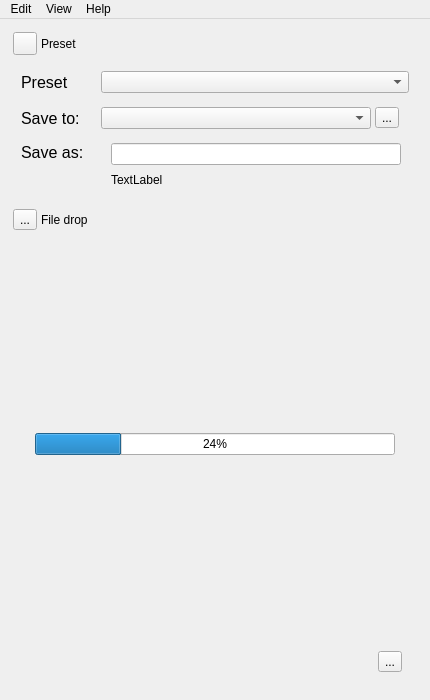
First picture: the form in automator.ui, repository mikaelsundell/automator, before the edit.
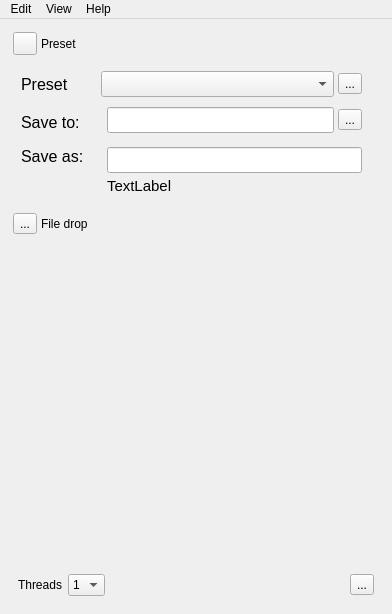
Second picture: the form after the edit. Icons and pictures are not drawn. Custom widgets are drawn as their Qt base class.

Patch:
```diff
--- a/automator.ui
+++ b/automator.ui
@@ -6,8 +6,8 @@
    <rect>
     <x>0</x>
     <y>0</y>
-    <width>430</width>
-    <height>700</height>
+    <width>392</width>
+    <height>614</height>
    </rect>
   </property>
   <property name="sizePolicy">
@@ -129,6 +129,9 @@
          <property name="topMargin">
           <number>0</number>
          </property>
+         <property name="verticalSpacing">
+          <number>0</number>
+         </property>
          <item row="0" column="0">
           <widget class="QLabel" name="label_2">
            <property name="minimumSize">
@@ -160,22 +163,33 @@
              <number>2</number>
             </property>
             <property name="leftMargin">
-             <number>10</number>
+             <number>6</number>
             </property>
             <property name="topMargin">
              <number>0</number>
             </property>
             <property name="rightMargin">
-             <number>8</number>
+             <number>9</number>
             </property>
             <property name="bottomMargin">
              <number>0</number>
             </property>
             <item>
-             <widget class="QLineEdit" name="saveas"/>
+             <widget class="QLineEdit" name="saveas">
+              <property name="font">
+               <font>
+                <pointsize>11</pointsize>
+               </font>
+              </property>
+             </widget>
             </item>
             <item>
              <widget class="QLabel" name="filename">
+              <property name="font">
+               <font>
+                <pointsize>11</pointsize>
+               </font>
+              </property>
               <property name="text">
                <string>TextLabel</string>
               </property>
@@ -209,24 +223,26 @@
              <number>0</number>
             </property>
             <property name="leftMargin">
-             <number>0</number>
+             <number>6</number>
             </property>
             <property name="topMargin">
              <number>0</number>
             </property>
             <property name="rightMargin">
-             <number>10</number>
+             <number>9</number>
             </property>
             <property name="bottomMargin">
-             <number>0</number>
+             <number>4</number>
             </property>
             <item>
-             <widget class="QComboBox" name="saveto">
-              <property name="sizePolicy">
-               <sizepolicy hsizetype="Expanding" vsizetype="Fixed">
-                <horstretch>0</horstretch>
-                <verstretch>0</verstretch>
-               </sizepolicy>
+             <widget class="QLineEdit" name="saveto">
+              <property name="font">
+               <font>
+                <pointsize>11</pointsize>
+               </font>
+              </property>
+              <property name="readOnly">
+               <bool>true</bool>
               </property>
              </widget>
             </item>
@@ -269,13 +285,42 @@
              <number>0</number>
             </property>
             <property name="rightMargin">
-             <number>0</number>
+             <number>9</number>
             </property>
             <property name="bottomMargin">
              <number>0</number>
             </property>
             <item>
-             <widget class="QComboBox" name="preset"/>
+             <widget class="QComboBox" name="preset">
+              <property name="font">
+               <font>
+                <pointsize>11</pointsize>
+               </font>
+              </property>
+             </widget>
+            </item>
+            <item>
+             <spacer name="horizontalSpacer_3">
+              <property name="orientation">
+               <enum>Qt::Horizontal</enum>
+              </property>
+              <property name="sizeType">
+               <enum>QSizePolicy::Fixed</enum>
+              </property>
+              <property name="sizeHint" stdset="0">
+               <size>
+                <width>4</width>
+                <height>20</height>
+               </size>
+              </property>
+             </spacer>
+            </item>
+            <item>
+             <widget class="QToolButton" name="toolButton_3">
+              <property name="text">
+               <string>...</string>
+              </property>
+             </widget>
             </item>
            </layout>
           </widget>
@@ -354,6 +399,9 @@
          </item>
          <item>
           <widget class="QLabel" name="label">
+           <property name="styleSheet">
+            <string notr="true"/>
+           </property>
            <property name="text">
             <string>File drop</string>
            </property>
@@ -382,6 +430,9 @@
         <height>300</height>
        </size>
       </property>
+      <property name="styleSheet">
+       <string notr="true"/>
+      </property>
       <layout class="QVBoxLayout" name="verticalLayout_6">
        <property name="spacing">
         <number>0</number>
@@ -404,47 +455,48 @@
           <number>0</number>
          </property>
          <property name="leftMargin">
-          <number>10</number>
+          <number>0</number>
          </property>
          <property name="topMargin">
-          <number>10</number>
+          <number>0</number>
          </property>
          <property name="rightMargin">
-          <number>10</number>
+          <number>0</number>
          </property>
          <property name="bottomMargin">
-          <number>10</number>
+          <number>0</number>
          </property>
          <item>
-          <widget class="QWidget" name="filedrop" native="true">
-           <property name="sizePolicy">
-            <sizepolicy hsizetype="Preferred" vsizetype="Expanding">
-             <horstretch>0</horstretch>
-             <verstretch>0</verstretch>
-            </sizepolicy>
+          <layout class="QVBoxLayout" name="verticalLayout_9">
+           <property name="leftMargin">
+            <number>10</number>
            </property>
-           <property name="styleSheet">
-            <string notr="true"/>
+           <property name="topMargin">
+            <number>10</number>
            </property>
-           <layout class="QVBoxLayout" name="verticalLayout_10">
-            <property name="leftMargin">
-             <number>16</number>
-            </property>
-            <property name="topMargin">
-             <number>12</number>
-            </property>
-            <property name="rightMargin">
-             <number>16</number>
-            </property>
-            <item>
-             <widget class="QProgressBar" name="progressBar">
-              <property name="value">
-               <number>24</number>
-              </property>
-             </widget>
-            </item>
-           </layout>
-          </widget>
+           <property name="rightMargin">
+            <number>10</number>
+           </property>
+           <property name="bottomMargin">
+            <number>10</number>
+           </property>
+           <item>
+            <widget class="Filedrop" name="filedrop" native="true">
+             <property name="sizePolicy">
+              <sizepolicy hsizetype="Preferred" vsizetype="MinimumExpanding">
+               <horstretch>0</horstretch>
+               <verstretch>0</verstretch>
+              </sizepolicy>
+             </property>
+             <property name="autoFillBackground">
+              <bool>false</bool>
+             </property>
+             <property name="styleSheet">
+              <string notr="true"/>
+             </property>
+            </widget>
+           </item>
+          </layout>
          </item>
          <item>
           <widget class="QWidget" name="widget" native="true">
@@ -455,6 +507,60 @@
             </size>
            </property>
            <layout class="QHBoxLayout" name="horizontalLayout_3">
+            <property name="topMargin">
+             <number>4</number>
+            </property>
+            <item>
+             <widget class="QLabel" name="label_5">
+              <property name="text">
+               <string>Threads</string>
+              </property>
+             </widget>
+            </item>
+            <item>
+             <widget class="QComboBox" name="comboBox">
+              <item>
+               <property name="text">
+                <string>1</string>
+               </property>
+              </item>
+              <item>
+               <property name="text">
+                <string>2</string>
+               </property>
+              </item>
+              <item>
+               <property name="text">
+                <string>3</string>
+               </property>
+              </item>
+              <item>
+               <property name="text">
+                <string>4</string>
+               </property>
+              </item>
+              <item>
+               <property name="text">
+                <string>5</string>
+               </property>
+              </item>
+              <item>
+               <property name="text">
+                <string>6</string>
+               </property>
+              </item>
+              <item>
+               <property name="text">
+                <string>7</string>
+               </property>
+              </item>
+              <item>
+               <property name="text">
+                <string>8</string>
+               </property>
+              </item>
+             </widget>
+            </item>
             <item>
              <spacer name="horizontalSpacer_2">
               <property name="orientation">
@@ -490,7 +596,7 @@
     <rect>
      <x>0</x>
      <y>0</y>
-     <width>430</width>
+     <width>392</width>
      <height>24</height>
     </rect>
    </property>
@@ -822,6 +928,14 @@
    </property>
   </action>
  </widget>
+ <customwidgets>
+  <customwidget>
+   <class>Filedrop</class>
+   <extends>QWidget</extends>
+   <header>../../../filedrop.h</header>
+   <container>1</container>
+  </customwidget>
+ </customwidgets>
  <resources>
   <include location="automator.qrc"/>
  </resources>
```
Left out of the diff: 4 changed lines with no effect on the pictures.
